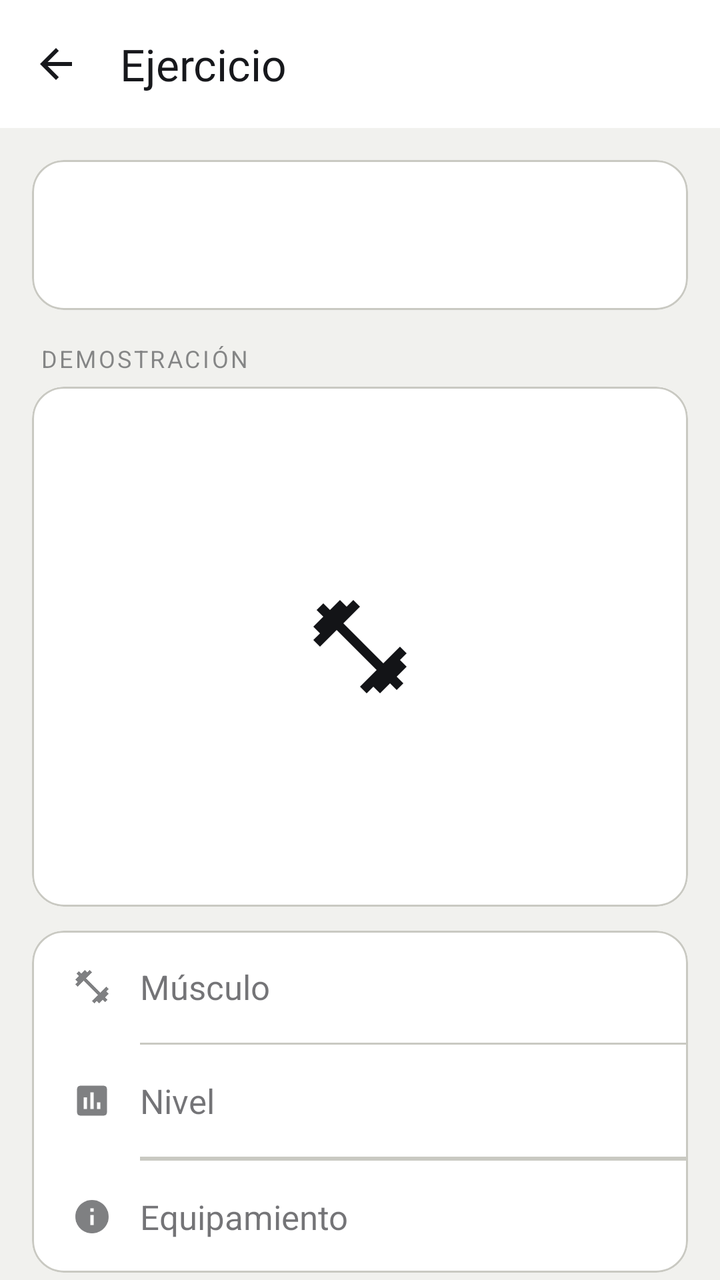
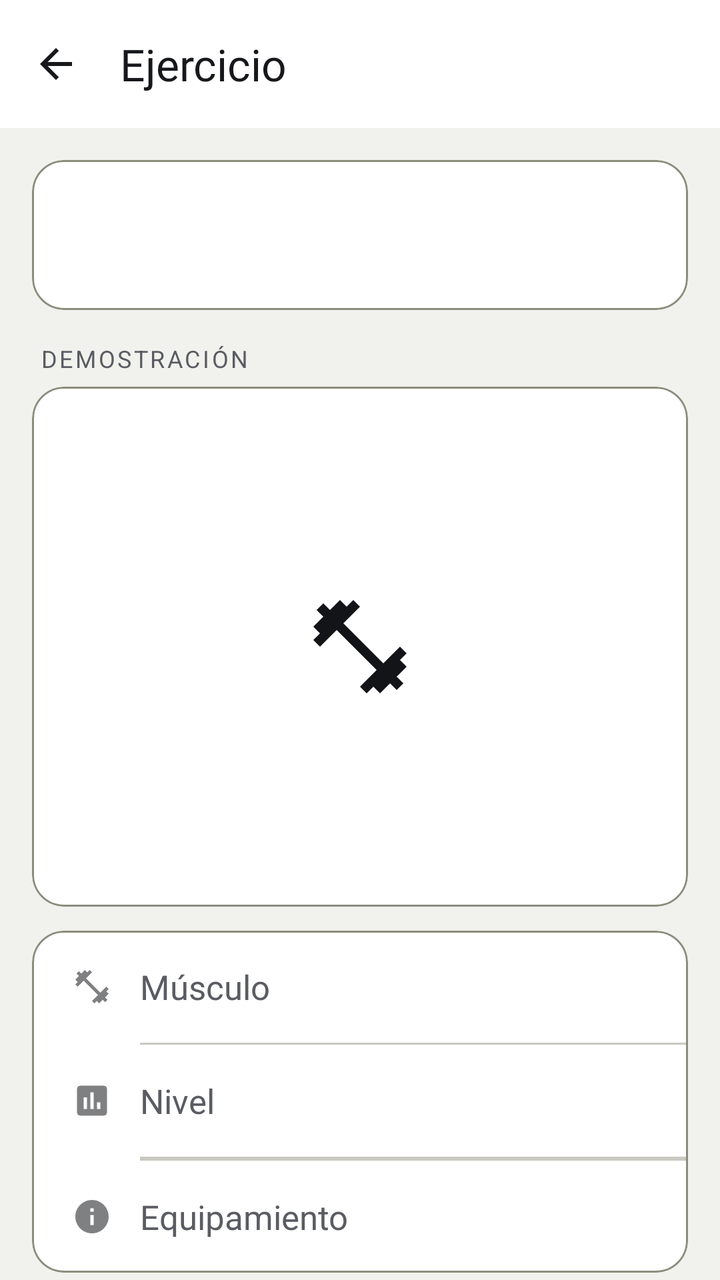

Compare the two renders of this Android layout. The source of the first and the diff that turns it into the second are given below.
<!-- AndroidManifest.xml: application theme Theme.GymProFit -->
<!-- res/layout/activity_detalle_ejercicio.xml -->
<?xml version="1.0" encoding="utf-8"?>
<LinearLayout xmlns:android="http://schemas.android.com/apk/res/android"
    xmlns:app="http://schemas.android.com/apk/res-auto"
    android:layout_width="match_parent"
    android:layout_height="match_parent"
    android:orientation="vertical"
    android:background="?attr/android:colorBackground">

    
    <androidx.appcompat.widget.Toolbar
        android:id="@+id/toolbar"
        android:layout_width="match_parent"
        android:layout_height="?attr/actionBarSize"
        android:background="?attr/colorSurface"
        app:title="@string/detalle_ejercicio_titulo"
        app:titleTextColor="?attr/colorOnSurface"
        app:navigationIcon="@drawable/ic_arrow_back" />

    <androidx.core.widget.NestedScrollView
        android:layout_width="match_parent"
        android:layout_height="0dp"
        android:layout_weight="1">

        <LinearLayout
            android:layout_width="match_parent"
            android:layout_height="wrap_content"
            android:orientation="vertical"
            android:padding="16dp">

            
            <com.google.android.material.card.MaterialCardView
                android:layout_width="match_parent"
                android:layout_height="wrap_content"
                app:cardCornerRadius="16dp"
                app:cardElevation="0dp"
                app:cardBackgroundColor="?attr/colorSurface">

                <TextView
                    android:id="@+id/tvNombreDetalle"
                    android:layout_width="match_parent"
                    android:layout_height="wrap_content"
                    android:padding="20dp"
                    android:textSize="@dimen/text_headline"
                    android:textStyle="bold"
                    android:textColor="?attr/colorOnSurface"
                    android:lineSpacingMultiplier="1.1" />

            </com.google.android.material.card.MaterialCardView>

            
            <TextView
                android:layout_width="match_parent"
                android:layout_height="wrap_content"
                android:layout_marginTop="16dp"
                android:layout_marginBottom="6dp"
                android:paddingStart="4dp"
                android:text="@string/detalle_ejercicio_demostracion"
                android:textSize="@dimen/text_eyebrow"
                android:textAllCaps="true"
                android:letterSpacing="0.1"
                android:textColor="?attr/colorOnSurface"
                android:alpha="0.5" />

            
            <com.google.android.material.card.MaterialCardView
                android:layout_width="match_parent"
                android:layout_height="260dp"
                app:cardCornerRadius="16dp"
                app:cardElevation="0dp"
                app:cardBackgroundColor="#FFFFFF"
                app:cardUseCompatPadding="false"
                app:cardPreventCornerOverlap="false">

                <FrameLayout
                    android:layout_width="match_parent"
                    android:layout_height="match_parent"
                    android:background="#FFFFFF">

                    <LinearLayout
                        android:id="@+id/layoutVideoPlaceholder"
                        android:layout_width="match_parent"
                        android:layout_height="match_parent"
                        android:orientation="vertical"
                        android:gravity="center">

                        <ImageView
                            android:layout_width="56dp"
                            android:layout_height="56dp"
                            android:src="@drawable/ic_ejercicios"
                            android:tint="#33000000"
                            android:contentDescription="@null" />

                    </LinearLayout>

                    
                    <ImageView
                        android:id="@+id/ivImagenDetalle"
                        android:layout_width="match_parent"
                        android:layout_height="match_parent"
                        android:scaleType="fitCenter"
                        android:padding="6dp"
                        android:visibility="gone"
                        android:contentDescription="@null" />

                </FrameLayout>

            </com.google.android.material.card.MaterialCardView>

            
            <com.google.android.material.card.MaterialCardView
                android:layout_width="match_parent"
                android:layout_height="wrap_content"
                android:layout_marginTop="12dp"
                app:cardCornerRadius="16dp"
                app:cardElevation="0dp"
                app:cardBackgroundColor="?attr/colorSurface">

                <LinearLayout
                    android:layout_width="match_parent"
                    android:layout_height="wrap_content"
                    android:orientation="vertical">

                    
                    <LinearLayout
                        android:layout_width="match_parent"
                        android:layout_height="56dp"
                        android:orientation="horizontal"
                        android:gravity="center_vertical"
                        android:paddingStart="20dp"
                        android:paddingEnd="20dp">

                        <ImageView
                            android:layout_width="20dp"
                            android:layout_height="20dp"
                            android:src="@drawable/ic_ejercicios"
                            android:alpha="0.55"
                            android:contentDescription="@null" />

                        <TextView
                            android:layout_width="0dp"
                            android:layout_height="wrap_content"
                            android:layout_weight="1"
                            android:layout_marginStart="14dp"
                            android:text="@string/detalle_ejercicio_musculo"
                            android:textSize="@dimen/text_body"
                            android:textColor="?attr/colorOnSurface"
                            android:alpha="0.6" />

                        <TextView
                            android:id="@+id/tvStatMusculo"
                            android:layout_width="wrap_content"
                            android:layout_height="wrap_content"
                            android:textSize="@dimen/text_body"
                            android:textStyle="bold"
                            android:textColor="?attr/colorOnSurface" />

                    </LinearLayout>

                    <View
                        android:layout_width="match_parent"
                        android:layout_height="1dp"
                        android:layout_marginStart="54dp"
                        android:background="?attr/colorOutlineVariant" />

                    
                    <LinearLayout
                        android:layout_width="match_parent"
                        android:layout_height="56dp"
                        android:orientation="horizontal"
                        android:gravity="center_vertical"
                        android:paddingStart="20dp"
                        android:paddingEnd="20dp">

                        <ImageView
                            android:layout_width="20dp"
                            android:layout_height="20dp"
                            android:src="@drawable/ic_nivel"
                            android:alpha="0.55"
                            android:contentDescription="@null" />

                        <TextView
                            android:layout_width="0dp"
                            android:layout_height="wrap_content"
                            android:layout_weight="1"
                            android:layout_marginStart="14dp"
                            android:text="@string/detalle_ejercicio_nivel"
                            android:textSize="@dimen/text_body"
                            android:textColor="?attr/colorOnSurface"
                            android:alpha="0.6" />

                        <TextView
                            android:id="@+id/tvStatNivel"
                            android:layout_width="wrap_content"
                            android:layout_height="wrap_content"
                            android:textSize="@dimen/text_body"
                            android:textStyle="bold"
                            android:textColor="?attr/colorOnSurface" />

                    </LinearLayout>

                    <View
                        android:layout_width="match_parent"
                        android:layout_height="1dp"
                        android:layout_marginStart="54dp"
                        android:background="?attr/colorOutlineVariant" />

                    

                    <View
                        android:layout_width="match_parent"
                        android:layout_height="1dp"
                        android:layout_marginStart="54dp"
                        android:background="?attr/colorOutlineVariant" />

                    
                    <LinearLayout
                        android:id="@+id/rowEquipamiento"
                        android:layout_width="match_parent"
                        android:layout_height="56dp"
                        android:orientation="horizontal"
                        android:gravity="center_vertical"
                        android:paddingStart="20dp"
                        android:paddingEnd="20dp">

                        <ImageView
                            android:layout_width="20dp"
                            android:layout_height="20dp"
                            android:src="@drawable/ic_info"
                            android:alpha="0.55"
                            android:contentDescription="@null" />

                        <TextView
                            android:layout_width="0dp"
                            android:layout_height="wrap_content"
                            android:layout_weight="1"
                            android:layout_marginStart="14dp"
                            android:text="@string/detalle_ejercicio_equipamiento"
                            android:textSize="@dimen/text_body"
                            android:textColor="?attr/colorOnSurface"
                            android:alpha="0.6" />

                        <TextView
                            android:id="@+id/tvStatEquipamiento"
                            android:layout_width="wrap_content"
                            android:layout_height="wrap_content"
                            android:textSize="@dimen/text_body"
                            android:textStyle="bold"
                            android:textColor="?attr/colorOnSurface" />

                    </LinearLayout>

                </LinearLayout>

            </com.google.android.material.card.MaterialCardView>

            
            <com.google.android.material.card.MaterialCardView
                android:id="@+id/cardProgresion"
                android:layout_width="match_parent"
                android:layout_height="wrap_content"
                android:layout_marginTop="12dp"
                app:cardCornerRadius="16dp"
                app:cardElevation="0dp"
                android:visibility="gone">

                <LinearLayout
                    android:layout_width="match_parent"
                    android:layout_height="wrap_content"
                    android:orientation="vertical"
                    android:padding="16dp">

                    <TextView
                        android:layout_width="wrap_content"
                        android:layout_height="wrap_content"
                        android:text="@string/detalle_progresion_titulo"
                        android:textAppearance="@style/TextAppearance.GymProFit.Label"
                        android:textColor="?attr/colorOnSurfaceVariant" />

                    <com.github.mikephil.charting.charts.LineChart
                        android:id="@+id/chartProgresion"
                        android:layout_width="match_parent"
                        android:layout_height="200dp"
                        android:layout_marginTop="8dp" />

                </LinearLayout>

            </com.google.android.material.card.MaterialCardView>

            
            <com.google.android.material.card.MaterialCardView
                android:id="@+id/cardDescripcion"
                android:layout_width="match_parent"
                android:layout_height="wrap_content"
                android:layout_marginTop="12dp"
                app:cardCornerRadius="16dp"
                app:cardElevation="0dp"
                app:cardBackgroundColor="?attr/colorSurface">

                <LinearLayout
                    android:layout_width="match_parent"
                    android:layout_height="wrap_content"
                    android:orientation="vertical"
                    android:padding="20dp">

                    <TextView
                        android:layout_width="match_parent"
                        android:layout_height="wrap_content"
                        android:text="@string/detalle_ejercicio_descripcion"
                        android:textSize="@dimen/text_body"
                        android:textStyle="bold"
                        android:textColor="?attr/colorOnSurface"
                        android:layout_marginBottom="10dp" />

                    <TextView
                        android:id="@+id/tvDescripcion"
                        android:layout_width="match_parent"
                        android:layout_height="wrap_content"
                        android:textSize="@dimen/text_body"
                        android:textColor="?attr/colorOnSurface"
                        android:alpha="0.8"
                        android:lineSpacingMultiplier="1.5" />

                </LinearLayout>

            </com.google.android.material.card.MaterialCardView>

            
            <com.google.android.material.card.MaterialCardView
                android:id="@+id/cardInstrucciones"
                android:layout_width="match_parent"
                android:layout_height="wrap_content"
                android:layout_marginTop="12dp"
                android:layout_marginBottom="8dp"
                app:cardCornerRadius="16dp"
                app:cardElevation="0dp"
                app:cardBackgroundColor="?attr/colorSurface">

                <LinearLayout
                    android:layout_width="match_parent"
                    android:layout_height="wrap_content"
                    android:orientation="vertical"
                    android:padding="20dp">

                    <TextView
                        android:layout_width="match_parent"
                        android:layout_height="wrap_content"
                        android:text="@string/detalle_ejercicio_instrucciones"
                        android:textSize="@dimen/text_body"
                        android:textStyle="bold"
                        android:textColor="?attr/colorOnSurface"
                        android:layout_marginBottom="10dp" />

                    <TextView
                        android:id="@+id/tvInstrucciones"
                        android:layout_width="match_parent"
                        android:layout_height="wrap_content"
                        android:textSize="@dimen/text_body"
                        android:textColor="?attr/colorOnSurface"
                        android:alpha="0.8"
                        android:lineSpacingMultiplier="1.7" />

                </LinearLayout>

            </com.google.android.material.card.MaterialCardView>

        </LinearLayout>

    </androidx.core.widget.NestedScrollView>

</LinearLayout>
<!-- resources referenced by this layout -->
<resources>
  <dimen name="text_body">17sp</dimen>
  <dimen name="text_eyebrow">12sp</dimen>
  <style name="Theme.GymProFit" parent="Theme.Material3.DayNight.NoActionBar">
          
          <item name="colorPrimary">@color/gp_primary</item>
          <item name="colorOnPrimary">@color/gp_on_primary</item>
          <item name="colorPrimaryContainer">@color/gp_primary_container</item>
          <item name="colorOnPrimaryContainer">@color/gp_on_primary_container</item>
          <item name="colorSecondary">@color/gp_gold</item>
          <item name="colorSurface">@color/gp_surface</item>
          <item name="colorOnSurface">@color/gp_on_surface</item>
          <item name="colorSurfaceVariant">@color/gp_surface_2</item>
          <item name="colorOnSurfaceVariant">@color/gp_text_secondary</item>
          <item name="colorOutline">@color/gp_stroke</item>
          <item name="colorOutlineVariant">@color/gp_stroke</item>
          <item name="colorError">@color/gp_error</item>
          <item name="android:colorBackground">@color/gp_background</item>
          <item name="android:windowBackground">@color/gp_background</item>
          <item name="android:textColorPrimary">@color/gp_on_surface</item>
          <item name="android:textColorSecondary">@color/gp_text_secondary</item>
  
          
          <item name="android:statusBarColor">@color/gp_background</item>
          <item name="android:navigationBarColor">@color/gp_background</item>
          <item name="android:windowLightStatusBar">true</item>
  
          
          <item name="android:windowAnimationStyle">@style/GymProFit.WindowAnimation</item>
  
          
          <item name="materialCardViewStyle">@style/Widget.GymProFit.Card</item>
          <item name="materialButtonStyle">@style/Widget.GymProFit.Button</item>
          <item name="chipStyle">@style/Widget.GymProFit.Chip</item>
          <item name="bottomNavigationStyle">@style/Widget.GymProFit.BottomNavigationView</item>
          <item name="floatingActionButtonStyle">@style/Widget.GymProFit.Fab</item>
          <item name="materialAlertDialogTheme">@style/ThemeOverlay.GymProFit.Dialog</item>
          <item name="popupMenuStyle">@style/Widget.GymProFit.PopupMenu</item>
          <item name="android:popupMenuStyle">@style/Widget.GymProFit.PopupMenu</item>
          <item name="snackbarStyle">@style/Widget.GymProFit.Snackbar</item>
  
          
          
          <item name="textAppearanceDisplayLarge">@style/Font.GymProFit.DisplayLarge</item>
          <item name="textAppearanceDisplayMedium">@style/Font.GymProFit.DisplayMedium</item>
          <item name="textAppearanceDisplaySmall">@style/Font.GymProFit.DisplaySmall</item>
          <item name="textAppearanceHeadlineLarge">@style/Font.GymProFit.HeadlineLarge</item>
          <item name="textAppearanceHeadlineMedium">@style/Font.GymProFit.HeadlineMedium</item>
          <item name="textAppearanceHeadlineSmall">@style/Font.GymProFit.HeadlineSmall</item>
          <item name="textAppearanceTitleLarge">@style/Font.GymProFit.TitleLarge</item>
          <item name="textAppearanceTitleMedium">@style/Font.GymProFit.TitleMedium</item>
          <item name="textAppearanceTitleSmall">@style/Font.GymProFit.TitleSmall</item>
          <item name="textAppearanceBodyLarge">@style/Font.GymProFit.BodyLarge</item>
          <item name="textAppearanceBodyMedium">@style/Font.GymProFit.BodyMedium</item>
          <item name="textAppearanceBodySmall">@style/Font.GymProFit.BodySmall</item>
          <item name="textAppearanceLabelLarge">@style/Font.GymProFit.LabelLarge</item>
          <item name="textAppearanceLabelMedium">@style/Font.GymProFit.LabelMedium</item>
          <item name="textAppearanceLabelSmall">@style/Font.GymProFit.LabelSmall</item>
      </style>
  <dimen name="text_label">14sp</dimen>
  <color name="gp_primary">#B83E00</color>
  <color name="gp_gold">#B58A2A</color>
  <color name="gp_surface">#FFFFFF</color>
  <color name="gp_stroke">#C9C9C2</color>
  <color name="gp_error">#C62828</color>
  <!-- unchanged entries left out for length: 47 -->
</resources>

<!-- the commit's change to res/layout/activity_detalle_ejercicio.xml (unified diff, before → after) -->
@@ -58,8 +58,7 @@
                 android:textSize="@dimen/text_eyebrow"
                 android:textAllCaps="true"
                 android:letterSpacing="0.1"
-                android:textColor="?attr/colorOnSurface"
-                android:alpha="0.5" />
+                android:textColor="?attr/colorOnSurfaceVariant" />
 
             
             <com.google.android.material.card.MaterialCardView
@@ -143,8 +142,7 @@
                             android:layout_marginStart="14dp"
                             android:text="@string/detalle_ejercicio_musculo"
                             android:textSize="@dimen/text_body"
-                            android:textColor="?attr/colorOnSurface"
-                            android:alpha="0.6" />
+                            android:textColor="?attr/colorOnSurfaceVariant" />
 
                         <TextView
                             android:id="@+id/tvStatMusculo"
@@ -185,8 +183,7 @@
                             android:layout_marginStart="14dp"
                             android:text="@string/detalle_ejercicio_nivel"
                             android:textSize="@dimen/text_body"
-                            android:textColor="?attr/colorOnSurface"
-                            android:alpha="0.6" />
+                            android:textColor="?attr/colorOnSurfaceVariant" />
 
                         <TextView
                             android:id="@+id/tvStatNivel"
@@ -236,8 +233,7 @@
                             android:layout_marginStart="14dp"
                             android:text="@string/detalle_ejercicio_equipamiento"
                             android:textSize="@dimen/text_body"
-                            android:textColor="?attr/colorOnSurface"
-                            android:alpha="0.6" />
+                            android:textColor="?attr/colorOnSurfaceVariant" />
 
                         <TextView
                             android:id="@+id/tvStatEquipamiento"
@@ -316,8 +312,7 @@
                         android:layout_width="match_parent"
                         android:layout_height="wrap_content"
                         android:textSize="@dimen/text_body"
-                        android:textColor="?attr/colorOnSurface"
-                        android:alpha="0.8"
+                        android:textColor="?attr/colorOnSurfaceVariant"
                         android:lineSpacingMultiplier="1.5" />
 
                 </LinearLayout>
@@ -355,8 +350,7 @@
                         android:layout_width="match_parent"
                         android:layout_height="wrap_content"
                         android:textSize="@dimen/text_body"
-                        android:textColor="?attr/colorOnSurface"
-                        android:alpha="0.8"
+                        android:textColor="?attr/colorOnSurfaceVariant"
                         android:lineSpacingMultiplier="1.7" />
 
                 </LinearLayout>
<!-- resource entries referenced after the edit -->
@@ -14,7 +14,7 @@
           <item name="colorSurfaceVariant">@color/gp_surface_2</item>
           <item name="colorOnSurfaceVariant">@color/gp_text_secondary</item>
           <item name="colorOutline">@color/gp_stroke</item>
-          <item name="colorOutlineVariant">@color/gp_stroke</item>
+          <item name="colorOutlineVariant">@color/gp_divider</item>
           <item name="colorError">@color/gp_error</item>
           <item name="android:colorBackground">@color/gp_background</item>
           <item name="android:windowBackground">@color/gp_background</item>
@@ -60,9 +60,10 @@
       </style>
   <dimen name="text_label">14sp</dimen>
   <color name="gp_primary">#B83E00</color>
-  <color name="gp_gold">#B58A2A</color>
+  <color name="gp_gold">#AE8528</color>
   <color name="gp_surface">#FFFFFF</color>
-  <color name="gp_stroke">#C9C9C2</color>
+  <color name="gp_stroke">#8C8C7D</color>
+  <color name="gp_divider">#C9C9C2</color>
   <color name="gp_error">#C62828</color>
   <!-- unchanged entries left out for length: 47 -->
 </resources>
